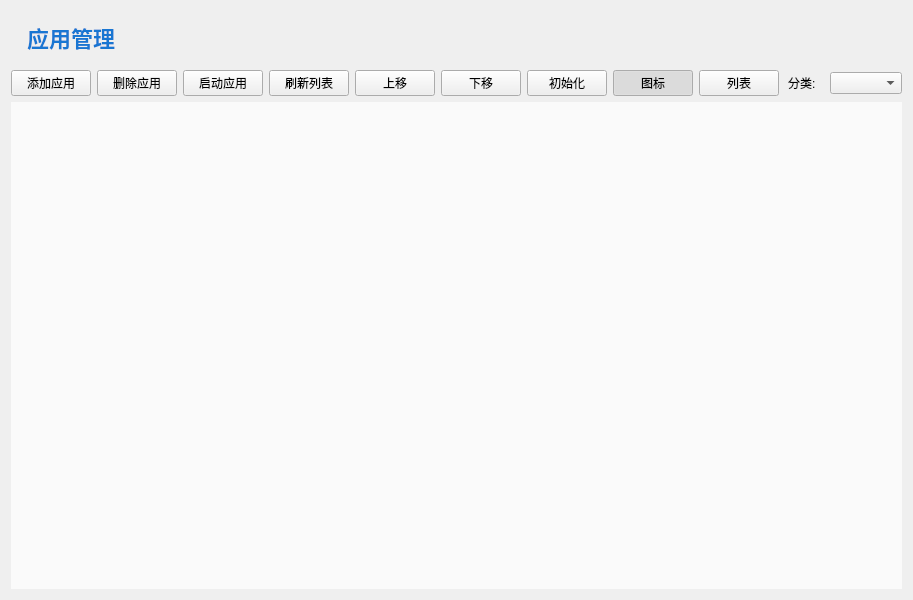
This is modules/ui/appmanagerwidget.ui in jiasu1017-beep/Test as Qt 5 draws it before an edit. The edited form follows.
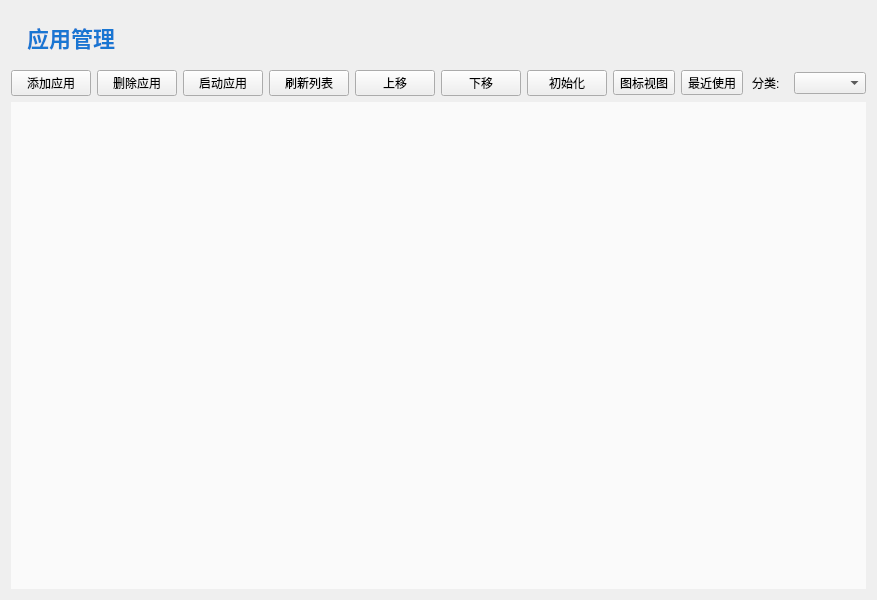
This is the edited form.

Diff of the .ui file:
```diff
--- a/modules/ui/appmanagerwidget.ui
+++ b/modules/ui/appmanagerwidget.ui
@@ -89,28 +89,22 @@
       </spacer>
      </item>
      <item>
-      <widget class="QPushButton" name="iconViewButton">
+      <widget class="QToolButton" name="viewModeButton">
        <property name="text">
-        <string>图标</string>
+        <string>图标视图</string>
        </property>
-       <property name="checkable">
-        <bool>true</bool>
-       </property>
-       <property name="checked">
-        <bool>true</bool>
+       <property name="popupMode">
+        <enum>QToolButton::InstantPopup</enum>
        </property>
       </widget>
      </item>
      <item>
-      <widget class="QPushButton" name="listViewButton">
+      <widget class="QToolButton" name="sortModeButton">
        <property name="text">
-        <string>列表</string>
+        <string>最近使用</string>
        </property>
-       <property name="checkable">
-        <bool>true</bool>
-       </property>
-       <property name="checked">
-        <bool>false</bool>
+       <property name="popupMode">
+        <enum>QToolButton::InstantPopup</enum>
        </property>
       </widget>
      </item>
```
